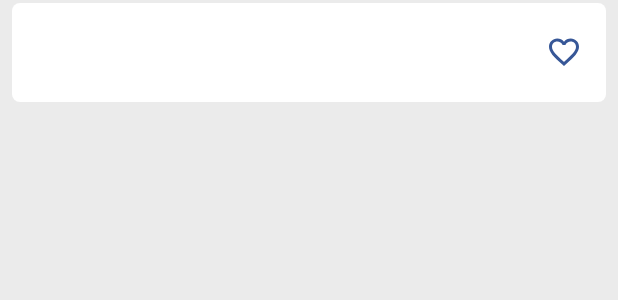
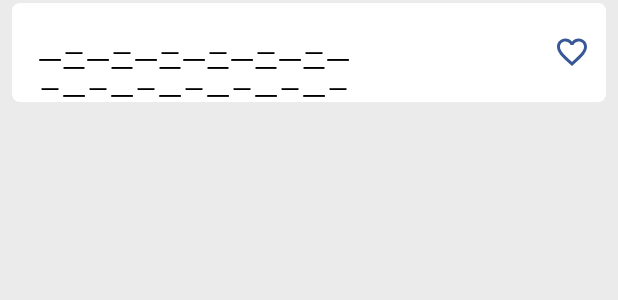
Before and after one commit to Moboko-Co/BarcodeCollect, an Android app: the layout item_view.xml on its own in the app's theme, with its tools: preview values and no code run, on a phone screen of 412 x 824 dp. Shown: the top 300 px of the screen. Run offline under Robolectric (Android 15) with nearby library versions, the phone set to English and light mode, and no system bars.

Commit message:
20200308 いろいろ追加済み

```diff
--- a/app/src/main/java/com/moboko/barcodecollect/view/PostAdapter.java
+++ b/app/src/main/java/com/moboko/barcodecollect/view/PostAdapter.java
@@ -14,7 +14,10 @@ import androidx.recyclerview.widget.RecyclerView;
 import com.moboko.barcodecollect.R;
 import com.moboko.barcodecollect.entity.ItemList;
 
+import java.text.ParseException;
+import java.text.SimpleDateFormat;
 import java.util.ArrayList;
+import java.util.Date;
 import java.util.List;
 
 import static com.moboko.barcodecollect.util.Consts.*;
@@ -76,7 +79,18 @@ public class PostAdapter extends RecyclerView.Adapter<PostViewHolder> {
                 holder.cbSelect.setChecked(true);
             }
         }
-        holder.tvItemMemo1.setText(item.getItemNm());
+        if (item.getRegisterDay() != null && !item.getRegisterDay().isEmpty()) {
+            SimpleDateFormat dateFormat = new SimpleDateFormat("yyyy/MM/dd");
+            try {
+                Date date = dateFormat.parse(item.getRegisterDay());
+                holder.tvRegisterDay.setText(dateFormat.format(date));
+            } catch (ParseException e) {
+                e.printStackTrace();
+            }
+        }
+
+        holder.tvNo.setText(String.valueOf(pos + 1));
+        holder.tvItemNm.setText(item.getItemNm());
         holder.bJanCd.setText(item.getJanCd());
 
         switch (item.getFavoriteFlag()) {
@@ -163,7 +177,7 @@ public class PostAdapter extends RecyclerView.Adapter<PostViewHolder> {
     public ArrayList<Integer> getSelectList() {
         ArrayList<Integer> selectList = new ArrayList<>();
         for (int i = 0; i < itemLists.size(); i++) {
-            if(itemLists.get(i).getCbSelected()){
+            if (itemLists.get(i).getCbSelected()) {
                 selectList.add(itemLists.get(i).get_id());
             }
         }
--- a/app/src/main/java/com/moboko/barcodecollect/view/PostViewHolder.java
+++ b/app/src/main/java/com/moboko/barcodecollect/view/PostViewHolder.java
@@ -17,7 +17,7 @@ public class PostViewHolder extends RecyclerView.ViewHolder{
 
     public CheckBox cbSelect,cbFavoriteButton;
     public View ivLabelImg;
-    public TextView tvItemPrice,tvItemMemo1;
+    public TextView tvItemPrice,tvItemNm,tvRegisterDay,tvNo;
     public LinearLayout llItemDetail;
     public ImageButton ibDeleteData;
     public Button bJanCd;
@@ -29,14 +29,16 @@ public class PostViewHolder extends RecyclerView.ViewHolder{
 
         mAdapter = postAdapter;
 
+        tvNo = itemView.findViewById(R.id.tv_no);
         cbSelect = itemView.findViewById(R.id.cb_select);
         ivLabelImg = itemView.findViewById(R.id.iv_label_img);
         bJanCd = itemView.findViewById(R.id.b_jan_cd);
-        tvItemMemo1 = itemView.findViewById(R.id.tv_item_memo_1);
+        tvItemNm = itemView.findViewById(R.id.tv_item_nm);
         tvItemPrice = itemView.findViewById(R.id.tv_item_price);
         cbFavoriteButton = itemView.findViewById(R.id.cb_favorite_button);
         llItemDetail = itemView.findViewById(R.id.ll_item_detail);
         ibDeleteData = itemView.findViewById(R.id.ib_delete_data);
+        tvRegisterDay = itemView.findViewById(R.id.tv_register_day);
 
     }
 }
--- a/app/src/main/res/layout/item_view.xml
+++ b/app/src/main/res/layout/item_view.xml
@@ -10,15 +10,15 @@
         android:id="@+id/cb_select"
         android:layout_width="wrap_content"
         android:layout_height="70dp"
+        android:layout_alignParentLeft="true"
         android:layout_marginLeft="-7dp"
-        android:layout_alignParentLeft="true"
-        android:visibility="gone"/>
+        android:visibility="gone" />
 
     <RelativeLayout
         android:layout_width="match_parent"
         android:layout_height="match_parent"
-        android:background="@drawable/detail_corner"
-        android:layout_toRightOf="@+id/cb_select">
+        android:layout_toRightOf="@+id/cb_select"
+        android:background="@drawable/detail_corner">
 
         <View
             android:id="@+id/iv_label_img"
@@ -30,41 +30,55 @@
             android:layout_width="match_parent"
             android:layout_height="match_parent"
             android:layout_marginLeft="5dp"
-            android:layout_toLeftOf="@id/cb_favorite_button"
             android:layout_toRightOf="@id/iv_label_img"
             android:orientation="horizontal">
 
             <LinearLayout
                 android:layout_width="0dp"
-                android:layout_weight="2.5"
                 android:layout_height="match_parent"
+                android:layout_weight="2"
                 android:orientation="vertical">
 
+                <LinearLayout
+                    android:layout_width="match_parent"
+                    android:layout_height="25dp"
+                    android:orientation="horizontal">
+                    <TextView
+                        android:id="@+id/tv_no"
+                        android:layout_width="0dp"
+                        android:layout_weight="1"
+                        android:textSize="15sp"
+                        android:textStyle="bold"
+                        android:gravity="center"
+                        android:textColor="@color/fontDetailLeft"
+                        android:layout_height="match_parent">
+                    </TextView>
+                    <Button
+                        android:id="@+id/b_jan_cd"
+                        android:layout_width="0dp"
+                        android:layout_weight="7"
+                        android:layout_height="match_parent"
+                        android:background="@null"
+                        android:gravity="left|center"
+                        android:textColor="@color/textGray"
+                        android:textSize="15sp" />
+                </LinearLayout>
                 <TextView
-                    android:id="@+id/tv_item_memo_1"
-                    android:layout_weight="2.5"
+                    android:id="@+id/tv_item_nm"
                     android:layout_width="match_parent"
-                    android:layout_height="0dp"
-                    android:textSize="17dp"
+                    android:layout_height="45dp"
+                    android:ellipsize="end"
                     android:maxLines="2"
-                    android:ellipsize="end"
-                    android:textColor="@color/fontDetailRight"/>
-                <Button
-                    android:id="@+id/b_jan_cd"
-                    android:layout_weight="1"
-                    android:layout_width="match_parent"
-                    android:layout_height="0dp"
-                    android:layout_marginVertical="1dp"
-                    android:background="@null"
-                    android:textSize="15dp"
-                    android:gravity="left|center"
-                    android:textColor="@color/textGray"/>
+                    android:text="一二一二一二一二一二一二一二一二一二一二一二一二一二一二一二一二一二一二一二"
+                    android:textColor="@color/fontDetailRight"
+                    android:textSize="16sp" />
             </LinearLayout>
+
             <LinearLayout
                 android:layout_width="0dp"
-                android:layout_weight="1"
                 android:layout_height="match_parent"
                 android:layout_marginLeft="5dp"
+                android:layout_weight="1"
                 android:orientation="vertical">
 
                 <TextView
@@ -72,30 +86,37 @@
                     android:layout_width="match_parent"
                     android:layout_height="0dp"
                     android:layout_weight="2"
-                    android:textSize="18dp"
+                    android:textStyle="bold"
                     android:gravity="left|center"
-                    android:textColor="@color/fontDetailRight"/>
+                    android:textColor="@color/fontDetailRight"
+                    android:textSize="16sp" />
 
                 <TextView
                     android:id="@+id/tv_register_day"
                     android:layout_width="match_parent"
                     android:layout_height="0dp"
                     android:layout_weight="1"
-                    android:textSize="18dp"
-                    android:gravity="left|center"
-                    android:textColor="@color/textGray"/>
+                    android:gravity="center"
+                    android:textColor="@color/textGray"
+                    android:textSize="13sp" />
 
             </LinearLayout>
+            <FrameLayout
+                android:layout_weight="0.4"
+                android:layout_width="0dp"
+                android:layout_height="match_parent">
+
+                <CheckBox
+                    android:id="@+id/cb_favorite_button"
+                    android:layout_width="wrap_content"
+                    android:layout_height="wrap_content"
+                    android:button="@drawable/favorite_button"
+                    android:layout_gravity="center"
+                    />
+
+            </FrameLayout>
+
 
         </LinearLayout>
-
-        <CheckBox
-            android:id="@+id/cb_favorite_button"
-            android:layout_width="40dp"
-            android:layout_height="match_parent"
-            android:layout_alignParentRight="true"
-            android:button="@drawable/favorite_button"
-            android:layout_centerVertical="true"
-            android:scaleType="center"/>
     </RelativeLayout>
 </RelativeLayout>
```
